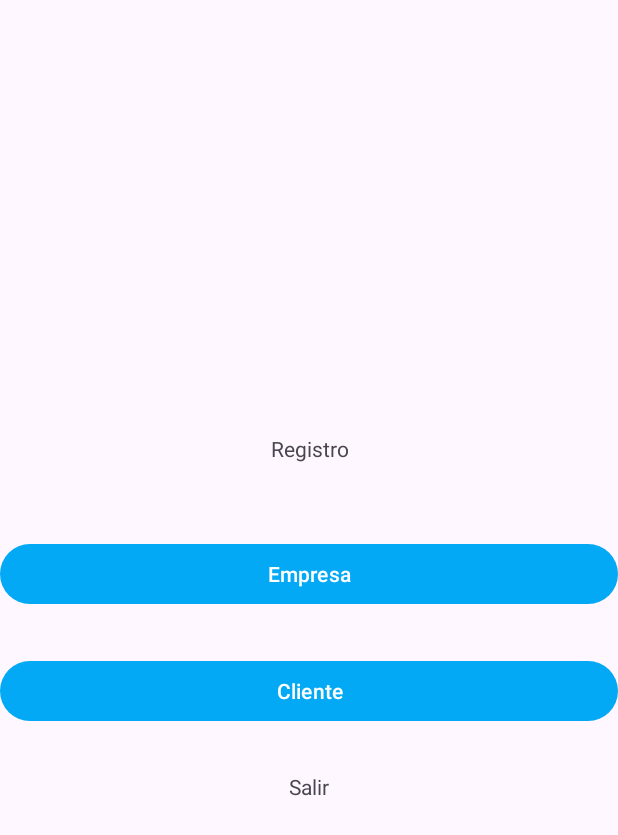
After one commit to yiyo87/task_el_cedro, an Android app: the RegistrarCuenta screen opened directly, with no data from a screen before it, on a phone screen of 412 x 824 dp. The commit adds this screen. Shown: the top 835 px of the screen. Run offline under Robolectric (Android 15) with nearby library versions, the phone set to English and light mode, and no system bars.

Commit message:
en este caso estaba haciendo lo que era el resgistro o la opcion de registro que tiene si eliegs tanto empresa como cliente

```diff
--- a/app/src/main/AndroidManifest.xml
+++ b/app/src/main/AndroidManifest.xml
@@ -13,6 +13,12 @@
         android:theme="@style/Theme.TaskElCedro"
         tools:targetApi="31">
         <activity
+            android:name=".RegistrarCuenta"
+            android:exported="false" />
+        <activity
+            android:name=".OlvidarCuenta"
+            android:exported="false" />
+        <activity
             android:name=".principal1"
             android:exported="false" />
         <activity
--- /dev/null
+++ b/app/src/main/java/com/example/taskelcedro/RegistrarCuenta.java
@@ -0,0 +1,24 @@
+package com.example.taskelcedro;
+
+import android.os.Bundle;
+
+import androidx.activity.EdgeToEdge;
+import androidx.appcompat.app.AppCompatActivity;
+import androidx.core.graphics.Insets;
+import androidx.core.view.ViewCompat;
+import androidx.core.view.WindowInsetsCompat;
+
+public class RegistrarCuenta extends AppCompatActivity {
+
+    @Override
+    protected void onCreate(Bundle savedInstanceState) {
+        super.onCreate(savedInstanceState);
+        EdgeToEdge.enable(this);
+        setContentView(R.layout.activity_registrar_cuenta);
+        ViewCompat.setOnApplyWindowInsetsListener(findViewById(R.id.main), (v, insets) -> {
+            Insets systemBars = insets.getInsets(WindowInsetsCompat.Type.systemBars());
+            v.setPadding(systemBars.left, systemBars.top, systemBars.right, systemBars.bottom);
+            return insets;
+        });
+    }
+}
--- a/app/src/main/res/layout/activity_main.xml
+++ b/app/src/main/res/layout/activity_main.xml
@@ -15,7 +15,6 @@
         android:layout_marginBottom="19dp"
         app:layout_constraintBottom_toTopOf="@+id/textView"
         app:layout_constraintEnd_toEndOf="parent"
-        app:layout_constraintHorizontal_bias="0.43"
         app:layout_constraintStart_toStartOf="parent"
         app:layout_constraintTop_toTopOf="parent"
         app:layout_constraintVertical_bias="0.067"
--- /dev/null
+++ b/app/src/main/res/layout/activity_registrar_cuenta.xml
@@ -0,0 +1,41 @@
+<?xml version="1.0" encoding="utf-8"?>
+<LinearLayout xmlns:android="http://schemas.android.com/apk/res/android"
+    xmlns:app="http://schemas.android.com/apk/res-auto"
+    xmlns:tools="http://schemas.android.com/tools"
+    android:id="@+id/main"
+    android:layout_width="match_parent"
+    android:layout_height="match_parent"
+    android:gravity="center"
+    android:orientation="vertical"
+    tools:context=".RegistrarCuenta">
+
+    <TextView
+        android:id="@+id/textView4"
+        android:layout_width="match_parent"
+        android:layout_height="wrap_content"
+        android:layout_marginBottom="50dp"
+        android:gravity="center"
+        android:text="@string/Registro" />
+
+    <Button
+        android:id="@+id/button4"
+        android:layout_width="match_parent"
+        android:layout_height="wrap_content"
+        android:layout_marginBottom="30dp"
+        android:text="@string/empresa" />
+
+    <Button
+        android:id="@+id/button5"
+        android:layout_width="match_parent"
+        android:layout_height="wrap_content"
+        android:text="@string/cliente" />
+
+    <TextView
+        android:id="@+id/textView5"
+        android:layout_width="match_parent"
+        android:layout_height="wrap_content"
+        android:layout_marginTop="30dp"
+        android:gravity="center"
+        android:text="@string/salir" />
+
+</LinearLayout>
--- a/app/src/main/res/values/strings.xml
+++ b/app/src/main/res/values/strings.xml
@@ -4,4 +4,9 @@
     <string name="usuario">Usuario</string>
     <string name="contrasena">Contraseña</string>
     <string name="btn_ingresar">Ingresar</string>
+    <string name="Registro">Registro</string>
+    <string name="salir">Salir</string>
+    <string name="empresa">Empresa</string>
+    <string name="cliente">Cliente</string>
+
 </resources>
```
Also changed, not shown: app/src/main/java/com/example/taskelcedro/OlvidarCuenta.java (added, +24 -0 lines), app/src/main/res/layout/activity_olvidar_cuenta.xml (added, +11 -0 lines).
